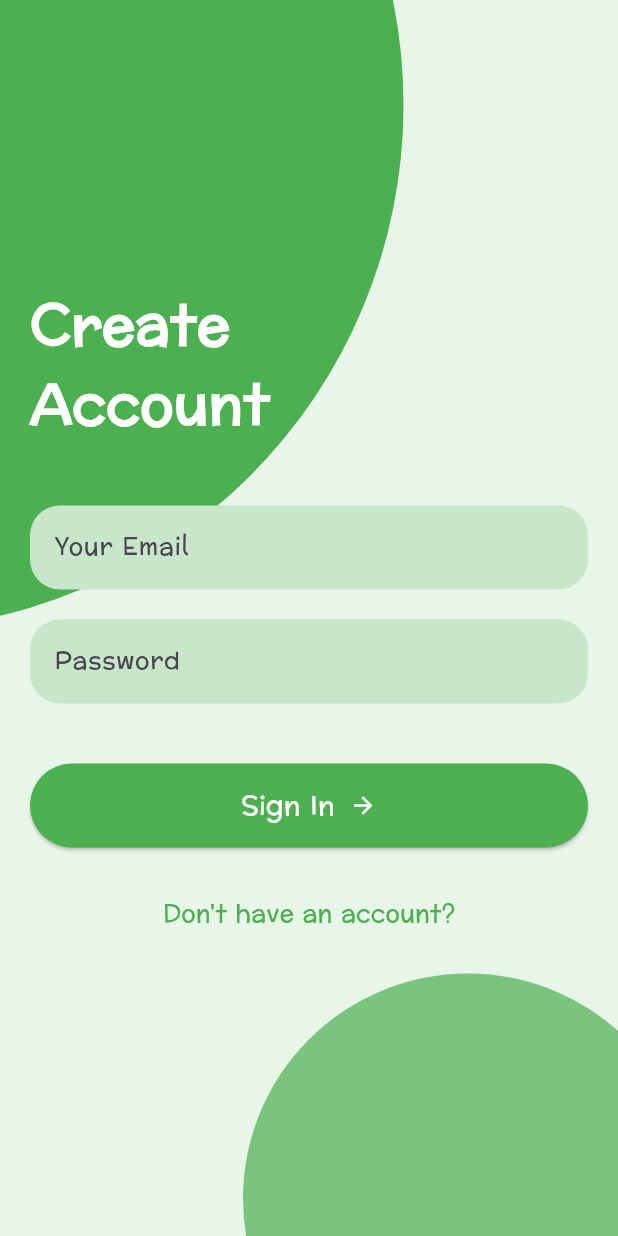
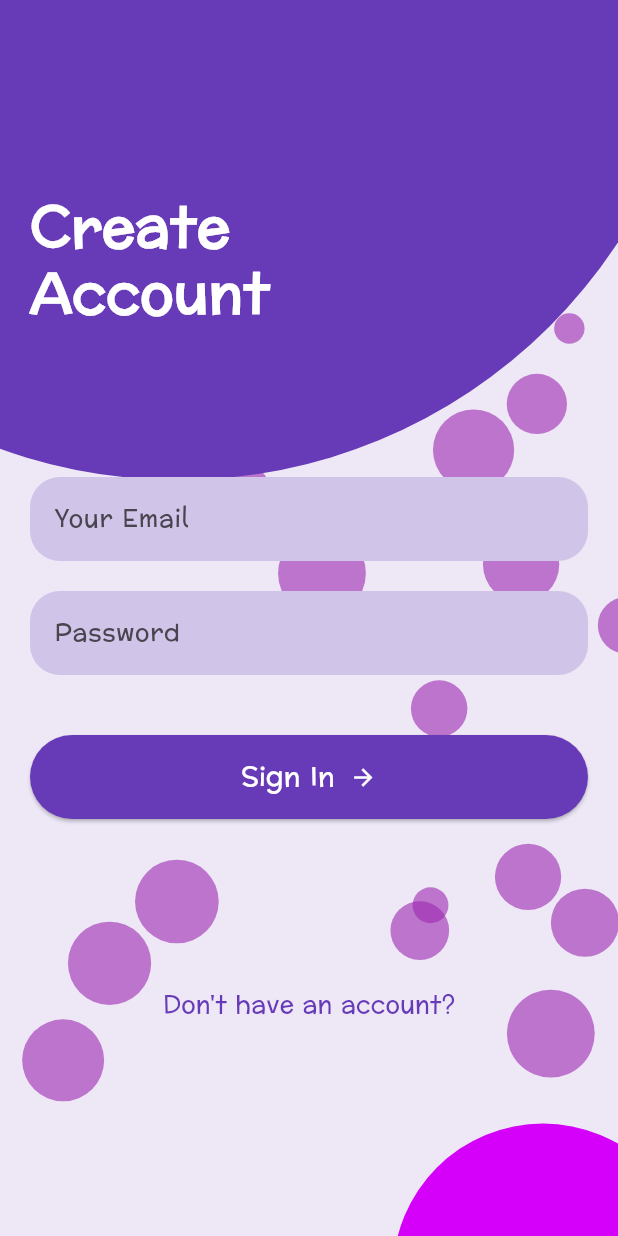
Before and after one commit to Oppsthp/Sahayatri, a Flutter app: the screen it shows after launch, after a tap on "Sign In", on a phone screen of 412 x 824 dp. Run offline on Flutter 3.47's test engine with Material 3 defaults, Android fonts, the phone set to English and light mode, and no system bars.

Commit message:
Them changed and made the ui more interactive

```diff
--- a/lib/main.dart
+++ b/lib/main.dart
@@ -21,11 +21,10 @@ class SahayatriApp extends StatelessWidget {
         '/': (context) => const SahayatriHome(),
         '/signin': (context) => const SignInPage(),
         '/signup': (context) => const SignUpPage(),
-
-
       },
       theme: ThemeData(
-        primarySwatch: Colors.green,
+        primarySwatch: Colors.deepPurple,  // Change primary color to purple
+        scaffoldBackgroundColor: Colors.white,  // Set background to white
         fontFamily: 'Preahvihear',
       ),
     );
@@ -62,8 +61,8 @@ class _SahayatriHomeState extends State<SahayatriHome> {
             begin: Alignment.topCenter,
             end: Alignment.bottomCenter,
             colors: [
-              Color(0xFF32CD32), // Green gradient start
-              Color(0xFFE9FFE9), // Light green gradient end
+              Color(0xFF6A0DAD), // Purple gradient start
+              Color(0xFFF1E6FF), // Light purple gradient end
             ],
           ),
         ),
@@ -76,7 +75,7 @@ class _SahayatriHomeState extends State<SahayatriHome> {
               style: TextStyle(
                 fontSize: 36,
                 fontWeight: FontWeight.bold,
-                color: Colors.black,
+                color: Colors.white, // Text color changed to white
               ),
             ),
             const Text(
@@ -84,7 +83,7 @@ class _SahayatriHomeState extends State<SahayatriHome> {
               style: TextStyle(
                 fontSize: 20,
                 fontWeight: FontWeight.normal,
-                color: Colors.black54,
+                color: Colors.white70, // Lighter text color
               ),
             ),
             const SizedBox(height: 30),
@@ -98,7 +97,7 @@ class _SahayatriHomeState extends State<SahayatriHome> {
                   return Icon(
                     Icons.directions_bus,
                     size: 200,
-                    color: Colors.green.shade200,
+                    color: Colors.deepPurple.shade200, // Bus icon color changed to purple
                   );
                 },
               ),
@@ -109,7 +108,7 @@ class _SahayatriHomeState extends State<SahayatriHome> {
                 Navigator.pushNamed(context, '/signin');
               },
               style: ElevatedButton.styleFrom(
-                backgroundColor: Colors.green,
+                backgroundColor: Colors.deepPurple, // Button color changed to purple
                 shape: RoundedRectangleBorder(
                   borderRadius: BorderRadius.circular(30),
                 ),
@@ -120,10 +119,10 @@ class _SahayatriHomeState extends State<SahayatriHome> {
                 children: const [
                   Text(
                     'Sign In',
-                    style: TextStyle(fontSize: 18),
+                    style: TextStyle(fontSize: 18, color: Colors.white),
                   ),
                   SizedBox(width: 10),
-                  Icon(Icons.arrow_forward),
+                  Icon(Icons.arrow_forward, color: Colors.white),
                 ],
               ),
             ),
@@ -133,7 +132,7 @@ class _SahayatriHomeState extends State<SahayatriHome> {
                 Navigator.pushNamed(context, '/signup');
               },
               style: OutlinedButton.styleFrom(
-                side: const BorderSide(color: Colors.green),
+                side: const BorderSide(color: Colors.deepPurple),
                 shape: RoundedRectangleBorder(
                   borderRadius: BorderRadius.circular(30),
                 ),
@@ -144,12 +143,12 @@ class _SahayatriHomeState extends State<SahayatriHome> {
                 children: const [
                   Text(
                     'Sign Up',
-                    style: TextStyle(fontSize: 18, color: Colors.green),
+                    style: TextStyle(fontSize: 18, color: Colors.deepPurple),
                   ),
                   SizedBox(width: 10),
                   Icon(
                     Icons.arrow_forward,
-                    color: Colors.green,
+                    color: Colors.deepPurple,
                   ),
                 ],
               ),
@@ -160,7 +159,7 @@ class _SahayatriHomeState extends State<SahayatriHome> {
                 Navigator.pushNamed(context, '/driver');
               },
               style: OutlinedButton.styleFrom(
-                side: const BorderSide(color: Colors.green),
+                side: const BorderSide(color: Colors.deepPurple),
                 shape: RoundedRectangleBorder(
                   borderRadius: BorderRadius.circular(30),
                 ),
@@ -171,12 +170,12 @@ class _SahayatriHomeState extends State<SahayatriHome> {
                 children: const [
                   Text(
                     'Sign In as Driver',
-                    style: TextStyle(fontSize: 18, color: Colors.green),
+                    style: TextStyle(fontSize: 18, color: Colors.deepPurple),
                   ),
                   SizedBox(width: 10),
                   Icon(
                     Icons.drive_eta,
-                    color: Colors.green,
+                    color: Colors.deepPurple,
                   ),
                 ],
               ),
--- a/lib/sign_in_page.dart
+++ b/lib/sign_in_page.dart
@@ -1,5 +1,29 @@
 import 'package:flutter/material.dart';
+import 'dart:math';
 import 'sign_up_page.dart'; // Import the Sign-Up page
+
+List<Widget> generateRandomBubbles() {
+  final random = Random();
+  final List<Widget> bubbles = [];
+  for (int i = 0; i < 20; i++) { // Adjust the number of bubbles
+    final size = random.nextDouble() * 50 + 20; // Random size between 20 and 70
+    final topPosition = random.nextDouble() * 700; // Random top position
+    final leftPosition = random.nextDouble() * 400; // Random left position
+    bubbles.add(Positioned(
+      top: topPosition,
+      left: leftPosition,
+      child: Container(
+        width: size,
+        height: size,
+        decoration: BoxDecoration(
+          color: Colors.purple.withOpacity(0.6), // Purple color with slight transparency
+          shape: BoxShape.circle,
+        ),
+      ),
+    ));
+  }
+  return bubbles;
+}
 
 class SignInPage extends StatefulWidget {
   const SignInPage({super.key});
@@ -33,18 +57,20 @@ class _SignInPageState extends State<SignInPage> {
   @override
   Widget build(BuildContext context) {
     return Scaffold(
-      backgroundColor: Colors.green[50],
+      resizeToAvoidBottomInset: false,  // Disable resizing of the layout when the keyboard appears
+      backgroundColor: Colors.deepPurple[50], // Lighter purple background
       body: Stack(
         children: [
-          // Background decoration
+          ...generateRandomBubbles(),
+          // Background decoration with a darker purple
           Positioned(
-            top: -280,
-            left: -431,
+            top: -380,
+            left: -231,
             child: Container(
               width: 700,
               height: 700,
               decoration: BoxDecoration(
-                color: Colors.green,
+                color: Colors.deepPurple, // Dark purple background
                 borderRadius: BorderRadius.circular(350),
               ),
             ),
@@ -53,11 +79,11 @@ class _SignInPageState extends State<SignInPage> {
             bottom: -125,
             right: -50,
             child: Container(
-              width: 300,
-              height: 300,
+              width: 200,
+              height: 200,
               decoration: BoxDecoration(
-                color: Colors.green.withOpacity(0.7),
-                borderRadius: BorderRadius.circular(350),
+                color: Colors.purpleAccent[400],
+                borderRadius: BorderRadius.circular(100),
               ),
             ),
           ),
@@ -72,13 +98,14 @@ class _SignInPageState extends State<SignInPage> {
                 const Text(
                   'Create\nAccount',
                   style: TextStyle(
+                    height: 1.2,
                     fontFamily: 'Preahvihear',
                     fontSize: 37,
                     fontWeight: FontWeight.bold,
                     color: Colors.white,
                   ),
                 ),
-                const SizedBox(height: 40),
+                const SizedBox(height: 100),
 
                 // Email input field
                 TextField(
@@ -86,7 +113,7 @@ class _SignInPageState extends State<SignInPage> {
                   decoration: InputDecoration(
                     hintText: 'Your Email',
                     filled: true,
-                    fillColor: Colors.green[100],
+                    fillColor: Colors.deepPurple[100], // Light purple field color
                     border: OutlineInputBorder(
                       borderRadius: BorderRadius.circular(20),
                       borderSide: BorderSide.none,
@@ -102,7 +129,7 @@ class _SignInPageState extends State<SignInPage> {
                   decoration: InputDecoration(
                     hintText: 'Password',
                     filled: true,
-                    fillColor: Colors.green[100],
+                    fillColor: Colors.deepPurple[100], // Light purple field color
                     border: OutlineInputBorder(
                       borderRadius: BorderRadius.circular(20),
                       borderSide: BorderSide.none,
@@ -111,11 +138,11 @@ class _SignInPageState extends State<SignInPage> {
                 ),
                 const SizedBox(height: 40),
 
-                // Sign-In button
+                // Sign-In button with purple color
                 ElevatedButton(
                   onPressed: _isLoading ? null : _signIn,
                   style: ElevatedButton.styleFrom(
-                    backgroundColor: Colors.green,
+                    backgroundColor: Colors.deepPurple, // Purple button
                     padding: const EdgeInsets.all(15),
                     shape: RoundedRectangleBorder(
                       borderRadius: BorderRadius.circular(30),
@@ -135,7 +162,7 @@ class _SignInPageState extends State<SignInPage> {
                     ],
                   ),
                 ),
-                const SizedBox(height: 20),
+                const SizedBox(height: 100),
 
                 // Navigate to Sign-Up
                 TextButton(
@@ -147,7 +174,7 @@ class _SignInPageState extends State<SignInPage> {
                   },
                   child: const Text(
                     "Don't have an account?",
-                    style: TextStyle(fontSize: 16, fontFamily: 'Preahvihear', color: Colors.green),
+                    style: TextStyle(fontSize: 16, color: Colors.deepPurple),
                   ),
                 ),
               ],
```
Also changed, not shown: 16 other files.
